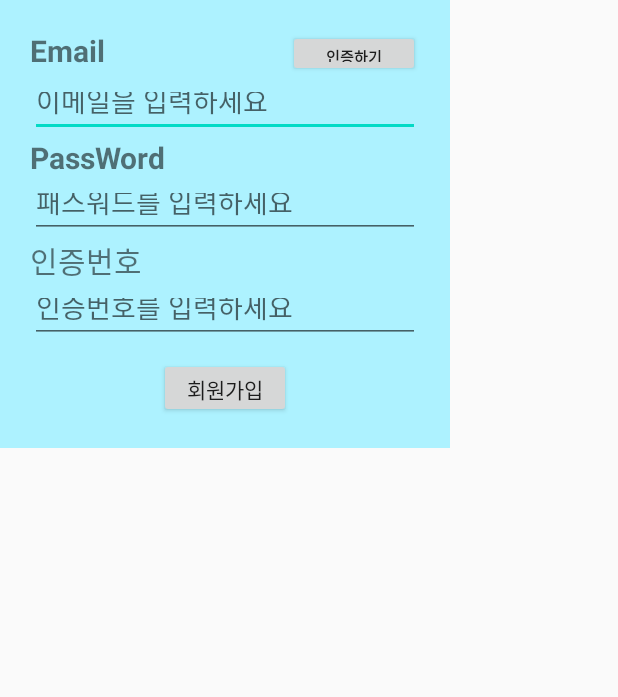
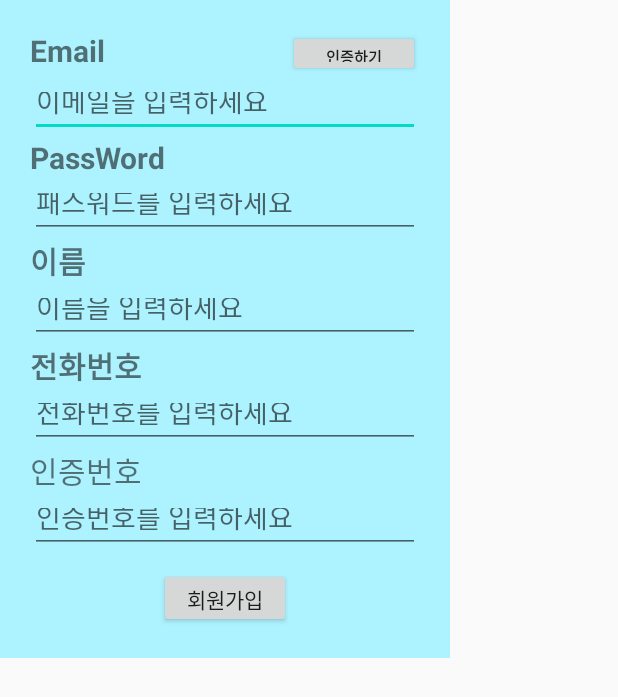
Before and after one commit to 2JeongYun/NTPver1, an Android app: the layout activity_register.xml on its own in the app's theme, with its tools: preview values and no code run, on a phone screen of 412 x 824 dp. Shown: the top 697 px of the screen. Run offline under Robolectric (Android 15) with nearby library versions, the light colour scheme and no system bars.

Commit message:
회원가입시 이름이랑 휴대폰번호입력추가
회원가입하고 그 정보로 로그인 성공되는것까지 확인하였음.

```diff
--- a/app/src/main/res/layout/activity_register.xml
+++ b/app/src/main/res/layout/activity_register.xml
@@ -59,6 +59,34 @@
     <TextView
         android:layout_width="match_parent"
         android:layout_height="wrap_content"
+        android:text="이름"
+        android:textSize="20sp"
+        android:textStyle="bold" />
+
+    <EditText
+        android:id="@+id/name"
+        android:layout_width="match_parent"
+        android:layout_height="40dp"
+        android:hint="이름을 입력하세요"
+        android:inputType="text" />
+
+    <TextView
+        android:layout_width="match_parent"
+        android:layout_height="wrap_content"
+        android:text="전화번호"
+        android:textSize="20sp"
+        android:textStyle="bold" />
+
+    <EditText
+        android:id="@+id/phone"
+        android:layout_width="match_parent"
+        android:layout_height="40dp"
+        android:hint="전화번호를 입력하세요"
+        android:inputType="text" />
+
+    <TextView
+        android:layout_width="match_parent"
+        android:layout_height="wrap_content"
         android:text="인증번호"
         android:textSize="20sp" />
 
```
Also changed, not shown: app/src/main/java/com/example/ntpver1/login/register/RegisterActivity.java (+9 -2 lines).
